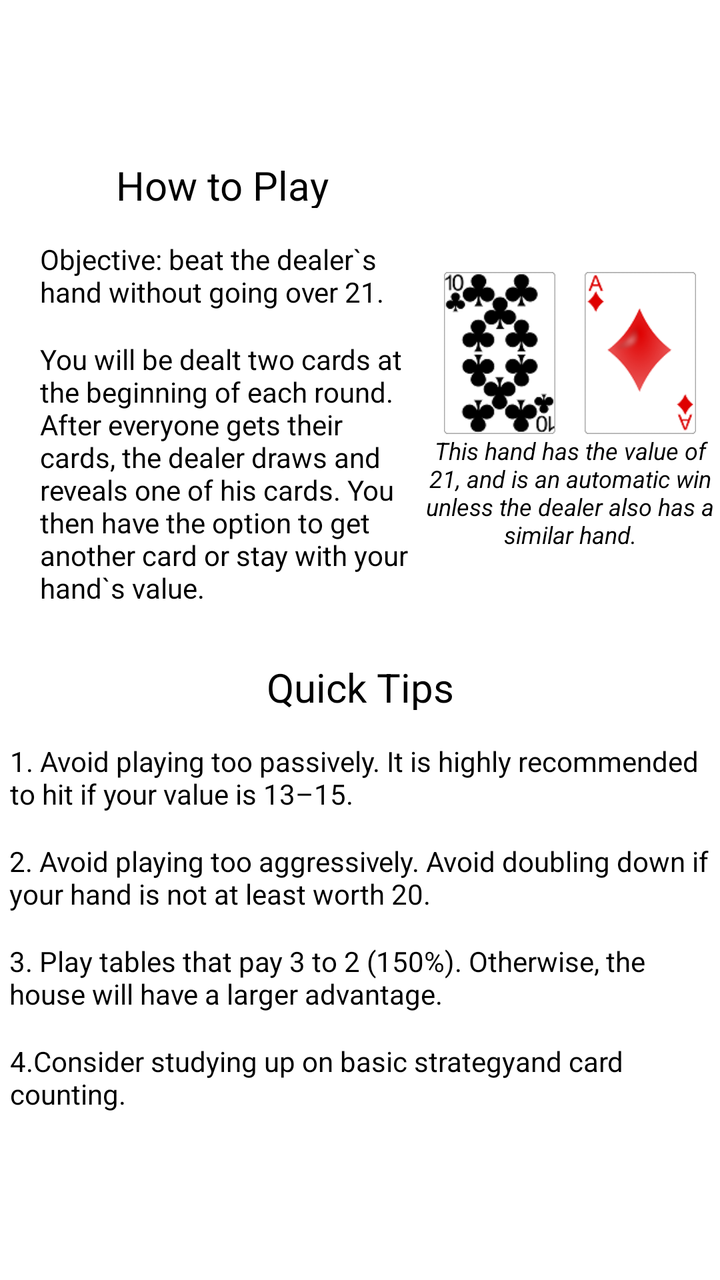
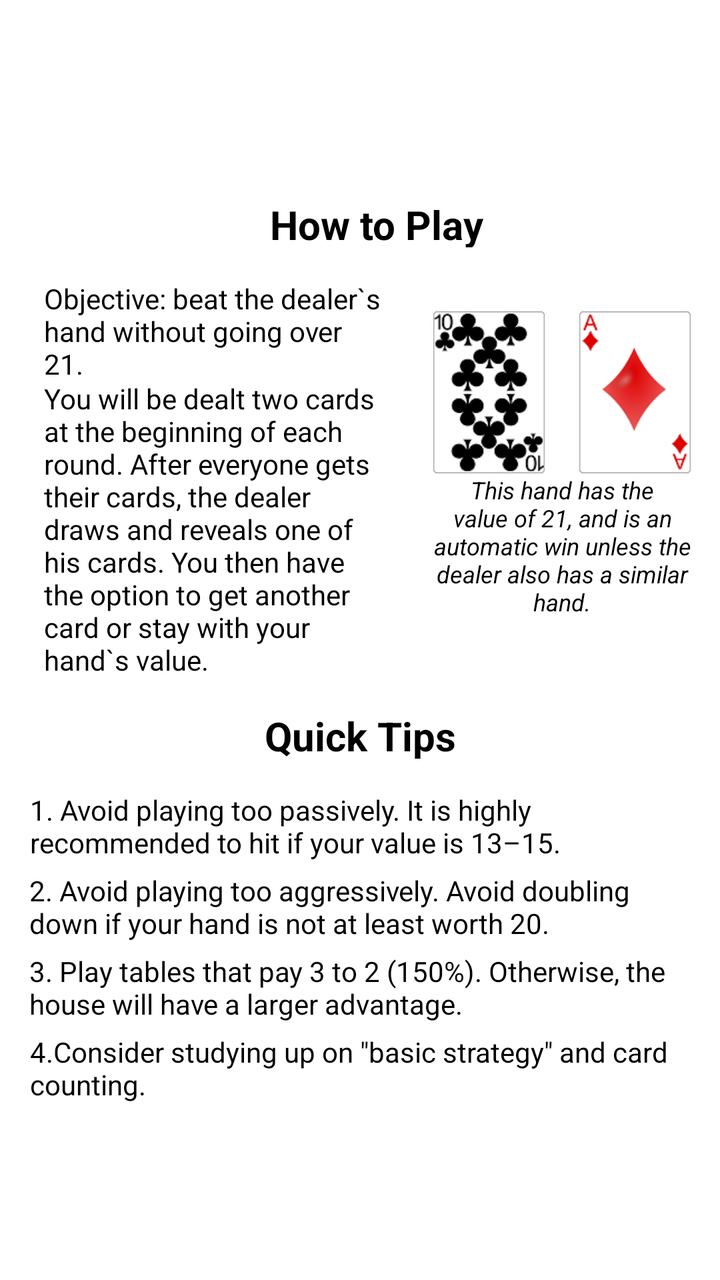

The first picture is an Android layout as it rendered before a commit; the second is the same layout after the commit. The layout source and the unified diff follow.
<!-- AndroidManifest.xml: application theme Theme.GamblingBadger -->
<!-- res/layout/fragment_b_j_tip.xml -->
<?xml version="1.0" encoding="utf-8"?>
<androidx.constraintlayout.widget.ConstraintLayout xmlns:android="http://schemas.android.com/apk/res/android"
    xmlns:app="http://schemas.android.com/apk/res-auto"
    xmlns:tools="http://schemas.android.com/tools"
    android:layout_width="match_parent"
    android:layout_height="match_parent"
    tools:context=".tips.BJTipFrag">

    <ScrollView
        android:layout_width="match_parent"
        android:layout_height="wrap_content"
        app:layout_constraintBottom_toBottomOf="parent"
        app:layout_constraintEnd_toEndOf="parent"
        app:layout_constraintHorizontal_bias="0.5"
        app:layout_constraintStart_toStartOf="parent"
        app:layout_constraintTop_toTopOf="parent"
        app:layout_constraintVertical_bias="0.5">

        <androidx.constraintlayout.widget.ConstraintLayout
            android:layout_width="match_parent"
            android:layout_height="wrap_content"
            app:layout_constraintBottom_toBottomOf="parent"
            app:layout_constraintEnd_toEndOf="parent"
            app:layout_constraintHorizontal_bias="0.5"
            app:layout_constraintStart_toStartOf="parent"
            app:layout_constraintTop_toTopOf="parent"
            app:layout_constraintVertical_bias="0.5"
            tools:layout_editor_absoluteY="114dp">

            <TextView
                android:id="@+id/t4"
                android:layout_width="350dp"
                android:layout_height="50dp"
                android:text="@string/bjTip4"
                android:textAlignment="textStart"
                android:textColor="#000000"
                android:textSize="14sp"
                app:layout_constraintEnd_toEndOf="parent"
                app:layout_constraintHorizontal_bias="0.491"
                app:layout_constraintStart_toStartOf="parent"
                app:layout_constraintTop_toBottomOf="@+id/t3" />

            <TextView
                android:id="@+id/t3"
                android:layout_width="350dp"
                android:layout_height="50dp"
                android:text="@string/bjTip3"
                android:textAlignment="textStart"
                android:textColor="#000000"
                android:textSize="14sp"
                app:layout_constraintEnd_toEndOf="parent"
                app:layout_constraintHorizontal_bias="0.483"
                app:layout_constraintStart_toStartOf="parent"
                app:layout_constraintTop_toBottomOf="@+id/t2" />

            <TextView
                android:id="@+id/t2"
                android:layout_width="350dp"
                android:layout_height="50dp"
                android:text="@string/bjTip2"
                android:textAlignment="textStart"
                android:textColor="#000000"
                android:textSize="14sp"
                app:layout_constraintEnd_toEndOf="parent"
                app:layout_constraintHorizontal_bias="0.483"
                app:layout_constraintStart_toStartOf="parent"
                app:layout_constraintTop_toBottomOf="@+id/t1" />

            <TextView
                android:id="@+id/t1"
                android:layout_width="350dp"
                android:layout_height="50dp"
                android:layout_marginTop="16dp"
                android:text="@string/bjTip1"
                android:textAlignment="textStart"
                android:textColor="#000000"
                android:textSize="14sp"
                app:layout_constraintEnd_toEndOf="parent"
                app:layout_constraintHorizontal_bias="0.491"
                app:layout_constraintStart_toStartOf="parent"
                app:layout_constraintTop_toBottomOf="@+id/qt" />

            <TextView
                android:id="@+id/qt"
                android:layout_width="190dp"
                android:layout_height="25dp"
                android:layout_marginTop="15dp"
                android:text="@string/quickTips"
                android:textAlignment="center"
                android:textColor="#000000"
                android:textSize="20sp"
                app:layout_constraintEnd_toEndOf="parent"
                app:layout_constraintStart_toStartOf="parent"
                app:layout_constraintTop_toBottomOf="@+id/bt" />

            <TextView
                android:id="@+id/st"
                android:layout_width="149dp"
                android:layout_height="wrap_content"
                android:layout_marginTop="148dp"
                android:text="@string/bjImageDescription"
                android:textAlignment="center"
                android:textColor="#000000"
                android:textSize="12sp"
                android:textStyle="italic"
                app:layout_constraintEnd_toEndOf="parent"
                app:layout_constraintStart_toEndOf="@+id/bt"
                app:layout_constraintTop_toTopOf="parent" />

            <TextView
                android:id="@+id/bt"
                android:layout_width="190dp"
                android:layout_height="145dp"
                android:layout_marginStart="20dp"
                android:text="@string/bjBasics"
                android:textAlignment="textStart"
                android:textColor="#000000"
                android:textSize="14sp"
                app:layout_constraintStart_toStartOf="parent"
                app:layout_constraintTop_toBottomOf="@+id/obt" />

            <TextView
                android:id="@+id/obt"
                android:layout_width="190dp"
                android:layout_height="50dp"
                android:layout_marginStart="20dp"
                android:layout_marginTop="16dp"
                android:text="@string/bjObjective"
                android:textAlignment="textStart"
                android:textColor="#000000"
                android:textSize="14sp"
                app:layout_constraintStart_toStartOf="parent"
                app:layout_constraintTop_toBottomOf="@+id/htp" />

            <TextView
                android:id="@+id/htp"
                android:layout_width="190dp"
                android:layout_height="25dp"
                android:layout_marginStart="16dp"
                android:layout_marginTop="10dp"
                android:text="@string/howToPlay"
                android:textAlignment="center"
                android:textColor="#000000"
                android:textSize="20sp"
                app:layout_constraintStart_toStartOf="parent"
                app:layout_constraintTop_toTopOf="parent" />

            <ImageView
                android:id="@+id/imageView2"
                android:layout_width="61dp"
                android:layout_height="81dp"
                android:contentDescription="@string/aceCard"
                app:layout_constraintBottom_toTopOf="@+id/st"
                app:layout_constraintEnd_toEndOf="parent"
                app:layout_constraintHorizontal_bias="0.5"
                app:layout_constraintStart_toEndOf="@+id/imageView"
                app:srcCompat="@drawable/ace_of_diamonds" />

            <ImageView
                android:id="@+id/imageView"
                android:layout_width="61dp"
                android:layout_height="81dp"
                android:contentDescription="@string/aceCard"
                app:layout_constraintBottom_toTopOf="@+id/st"
                app:layout_constraintEnd_toStartOf="@+id/imageView2"
                app:layout_constraintHorizontal_bias="0.5"
                app:layout_constraintStart_toEndOf="@+id/bt"
                app:srcCompat="@drawable/_10_of_clubs" />

        </androidx.constraintlayout.widget.ConstraintLayout>
    </ScrollView>

</androidx.constraintlayout.widget.ConstraintLayout>
<!-- resources referenced by this layout -->
<resources>
  <!-- drawable _10_of_clubs: png bitmap (drawable, 6456 bytes) -->
  <!-- drawable ace_of_diamonds: png bitmap (drawable, 5280 bytes) -->
  <string name="aceCard">Card with the value of one or ten</string>
  <string name="bjBasics">You will be dealt two cards at the beginning of each round. After everyone gets their cards, the dealer draws and reveals one of his cards. You then have the option to get another card or stay with your hand`s value.</string>
  <string name="bjImageDescription">This hand has the value of 21, and is an automatic win unless the dealer also has a similar hand.</string>
  <string name="bjObjective">Objective: beat the dealer`s hand without going over 21.</string>
  <string name="bjTip1">1. Avoid playing too passively. It is highly recommended to hit if your value is 13–15.</string>
  <string name="bjTip2">2. Avoid playing too aggressively. Avoid doubling down if your hand is not at least worth 20.</string>
  <string name="bjTip3">3. Play tables that pay 3 to 2 (150%). Otherwise, the house will have a larger advantage.</string>
  <string name="bjTip4">4.Consider studying up on "basic strategy" and card counting.</string>
  <string name="howToPlay">How to Play</string>
  <string name="quickTips">Quick Tips</string>
  <style name="Theme.GamblingBadger" parent="Theme.MaterialComponents.DayNight.DarkActionBar">
          
          <item name="colorPrimary">@color/purple_500</item>
          <item name="colorPrimaryVariant">@color/purple_700</item>
          <item name="colorOnPrimary">@color/white</item>
          
          <item name="colorSecondary">@color/teal_200</item>
          <item name="colorSecondaryVariant">@color/teal_700</item>
          <item name="colorOnSecondary">@color/black</item>
          
          <item name="android:statusBarColor" tools:targetApi="l">?attr/colorPrimaryVariant</item>
          
      </style>
  <color name="purple_500">#FF6200EE</color>
  <color name="purple_700">#FF3700B3</color>
  <color name="white">#FFFFFFFF</color>
  <color name="teal_200">#FF03DAC5</color>
  <color name="teal_700">#FF018786</color>
  <color name="black">#FF000000</color>
</resources>

<!-- the commit's change to res/layout/fragment_b_j_tip.xml (unified diff, before → after) -->
@@ -30,7 +30,9 @@
             <TextView
                 android:id="@+id/t4"
                 android:layout_width="350dp"
-                android:layout_height="50dp"
+                android:layout_height="wrap_content"
+                android:layout_marginTop="5dp"
+                android:paddingHorizontal="10dp"
                 android:text="@string/bjTip4"
                 android:textAlignment="textStart"
                 android:textColor="#000000"
@@ -43,7 +45,9 @@
             <TextView
                 android:id="@+id/t3"
                 android:layout_width="350dp"
-                android:layout_height="50dp"
+                android:layout_height="wrap_content"
+                android:layout_marginTop="5dp"
+                android:paddingHorizontal="10dp"
                 android:text="@string/bjTip3"
                 android:textAlignment="textStart"
                 android:textColor="#000000"
@@ -56,7 +60,9 @@
             <TextView
                 android:id="@+id/t2"
                 android:layout_width="350dp"
-                android:layout_height="50dp"
+                android:layout_height="wrap_content"
+                android:layout_marginTop="5dp"
+                android:paddingHorizontal="10dp"
                 android:text="@string/bjTip2"
                 android:textAlignment="textStart"
                 android:textColor="#000000"
@@ -69,8 +75,9 @@
             <TextView
                 android:id="@+id/t1"
                 android:layout_width="350dp"
-                android:layout_height="50dp"
+                android:layout_height="wrap_content"
                 android:layout_marginTop="16dp"
+                android:paddingHorizontal="10dp"
                 android:text="@string/bjTip1"
                 android:textAlignment="textStart"
                 android:textColor="#000000"
@@ -85,10 +92,12 @@
                 android:layout_width="190dp"
                 android:layout_height="25dp"
                 android:layout_marginTop="15dp"
+                android:paddingHorizontal="10dp"
                 android:text="@string/quickTips"
                 android:textAlignment="center"
                 android:textColor="#000000"
                 android:textSize="20sp"
+                android:textStyle="bold"
                 app:layout_constraintEnd_toEndOf="parent"
                 app:layout_constraintStart_toStartOf="parent"
                 app:layout_constraintTop_toBottomOf="@+id/bt" />
@@ -98,6 +107,7 @@
                 android:layout_width="149dp"
                 android:layout_height="wrap_content"
                 android:layout_marginTop="148dp"
+                android:paddingHorizontal="10dp"
                 android:text="@string/bjImageDescription"
                 android:textAlignment="center"
                 android:textColor="#000000"
@@ -110,12 +120,14 @@
             <TextView
                 android:id="@+id/bt"
                 android:layout_width="190dp"
-                android:layout_height="145dp"
-                android:layout_marginStart="20dp"
+                android:layout_height="wrap_content"
+                android:paddingHorizontal="10dp"
                 android:text="@string/bjBasics"
                 android:textAlignment="textStart"
                 android:textColor="#000000"
                 android:textSize="14sp"
+                app:layout_constraintEnd_toStartOf="@+id/imageView"
+                app:layout_constraintHorizontal_bias="0.5"
                 app:layout_constraintStart_toStartOf="parent"
                 app:layout_constraintTop_toBottomOf="@+id/obt" />
 
@@ -123,12 +135,14 @@
                 android:id="@+id/obt"
                 android:layout_width="190dp"
                 android:layout_height="50dp"
-                android:layout_marginStart="20dp"
                 android:layout_marginTop="16dp"
+                android:paddingHorizontal="10dp"
                 android:text="@string/bjObjective"
                 android:textAlignment="textStart"
                 android:textColor="#000000"
                 android:textSize="14sp"
+                app:layout_constraintEnd_toStartOf="@+id/imageView"
+                app:layout_constraintHorizontal_bias="0.5"
                 app:layout_constraintStart_toStartOf="parent"
                 app:layout_constraintTop_toBottomOf="@+id/htp" />
 
@@ -138,10 +152,14 @@
                 android:layout_height="25dp"
                 android:layout_marginStart="16dp"
                 android:layout_marginTop="10dp"
+                android:paddingHorizontal="10dp"
                 android:text="@string/howToPlay"
                 android:textAlignment="center"
                 android:textColor="#000000"
                 android:textSize="20sp"
+                android:textStyle="bold"
+                app:layout_constraintEnd_toEndOf="parent"
+                app:layout_constraintHorizontal_bias="0.5"
                 app:layout_constraintStart_toStartOf="parent"
                 app:layout_constraintTop_toTopOf="parent" />
 
<!-- resource entries referenced after the edit -->
@@ -9,7 +9,7 @@
   <string name="bjTip1">1. Avoid playing too passively. It is highly recommended to hit if your value is 13–15.</string>
   <string name="bjTip2">2. Avoid playing too aggressively. Avoid doubling down if your hand is not at least worth 20.</string>
   <string name="bjTip3">3. Play tables that pay 3 to 2 (150%). Otherwise, the house will have a larger advantage.</string>
-  <string name="bjTip4">4.Consider studying up on "basic strategy" and card counting.</string>
+  <string name="bjTip4">4.Consider studying up on \"basic strategy\" and card counting.</string>
   <string name="howToPlay">How to Play</string>
   <string name="quickTips">Quick Tips</string>
   <style name="Theme.GamblingBadger" parent="Theme.MaterialComponents.DayNight.DarkActionBar">
